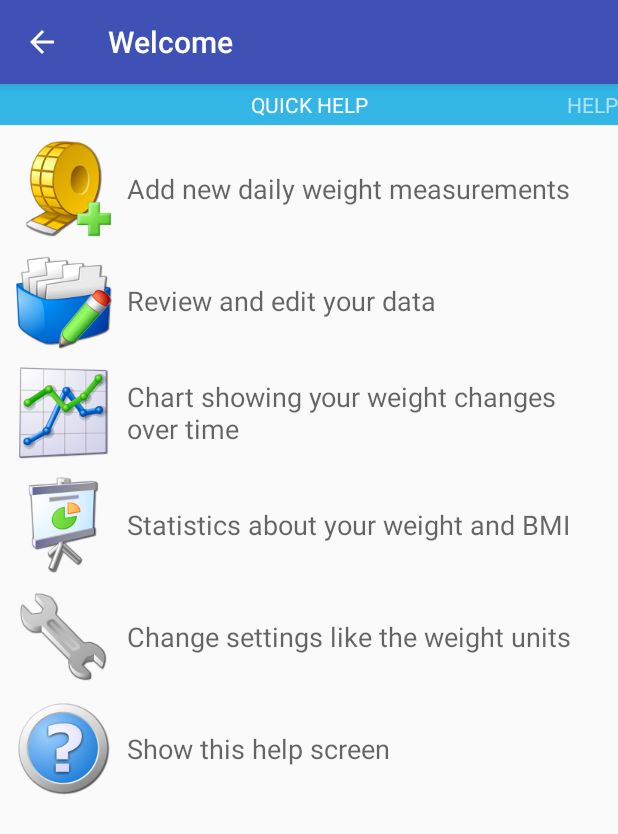
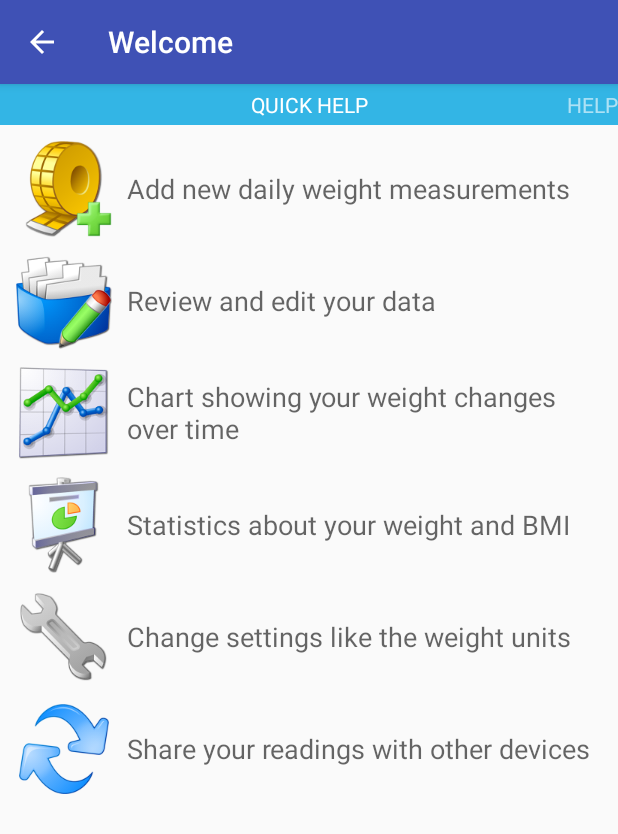
Before and after one commit to PigDogBay/WeightTracker-Android, an Android app: the fragment HelpWizardFragment placed in its activity, on a phone screen of 412 x 824 dp. Shown: the top 834 px of the screen. Run offline under Robolectric (Android 15) with nearby library versions, the phone set to English and light mode, and no system bars; libraries missing offline, so code that uses them is left out: com.pigdogbay.lib; 18 statements that could not run were skipped.

Commit message:
Removed advanced help text, replaced with new text for Sync

```diff
--- a/pro/src/main/res/layout/fragment_quickhelp.xml
+++ b/pro/src/main/res/layout/fragment_quickhelp.xml
@@ -66,9 +66,9 @@
         android:layout_height="wrap_content"
         android:padding="5dp"
         android:drawablePadding="10dp"
-        android:drawableLeft="@drawable/help"
+        android:drawableLeft="@drawable/refresh"
         android:textAppearance="?android:attr/textAppearanceMedium"
-        android:text="@string/quickhelp_description_help"
+        android:text="@string/quickhelp_description_sync"
         android:gravity="center_vertical"
         />
 </LinearLayout>
--- a/pro/src/main/res/values/strings.xml
+++ b/pro/src/main/res/values/strings.xml
@@ -163,14 +163,12 @@
         Shows how much weight you are losing or gaining based on your weight entries for the last week, month and overall. The report will calculate when you will reach your target weight (Goal Date) based on your weight loss trends.
         <br/><br/><i>Stats</i><br/><br/>
         Shows the minimum, maximum and average weight based on all your readings. Average BMI is based on your average weight and height setting.
-        <br/><br/><b>Advanced Topics</b><br/><br/>
-        You can import and export your data via the menu on the Edit screen. The data is presenteded as text in a comma separated values (CSV) format for compatibility with spreadsheets.
-		<br/><br/>Every week the app will back up its database to your downloads folder on your SD card. Using a file viewer app such as ASTRO File Manager you can browse to the downloads folder and open the files directly into Weight Tracker Pro.
-		<br/><br/>The imported readings are merged with the readings in the apps database, if any two readings have the same date, the imported reading will overwrite the one in the database.
-        <br/><br/>When importing data, please ensure the format of the data is similar to:
-        <br/><br/>92.50,2013-07-04 16:24:35,lovely day
-        <br/><br/>Weight is 92.50kg, date is July 4th 2013, time is 4:24:35pm and the comment is lovely day.
-        <br/><br/>*Please note that weights are expressed in kilograms, to convert to pounds multiply by 2.20462.
+        <br/><br/><b>Sync</b><br/><br/>
+        Share your readings with other devices.
+        <br/><br/>Note you need a Google Account (eg GMail) to use this facility as it needs to access your Google Drive, you may also be asked to allow permission for the app to access Google Drive.
+        <br/><br/>Press the Save button to save your readings to Google Drive
+        <br/><br/>Press the Restore button to load your readings from Google Drive, if no readings are found, wait a minute and try again.
+        <br/><br/>Google Drive needs a network connection to send and receive data, allow a minute for Google Drive to sync on your device.
 ]]>
     </string>
     <string name="report_template">
@@ -242,7 +240,7 @@ http://www.pigdogbay.com<br/>
     <string name="quickhelp_description_chart">Chart showing your weight changes over time</string>
     <string name="quickhelp_description_report">Statistics about your weight and BMI</string>
     <string name="quickhelp_description_settings">Change settings like the weight units</string>
-    <string name="quickhelp_description_help">Show this help screen</string>
+    <string name="quickhelp_description_sync">Share your readings with other devices</string>
     <string name="weight_settings_units_title">Weight Units</string>
     <string name="weight_settings_units_description">Select the weight units to use such as pounds or kilograms</string>
     <string name="weight_settings_target_weight_title">Target Weight</string>
```
